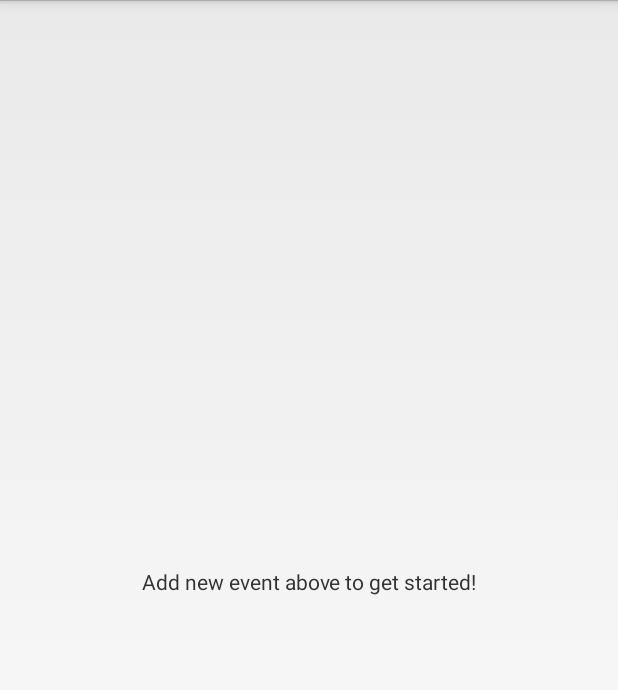
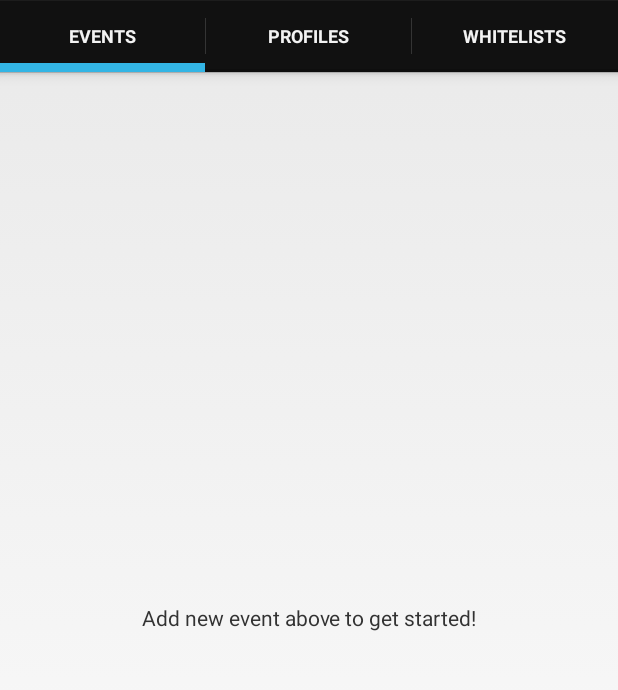
Before and after one commit to lordgreg/Sfen, an Android app: the screen it shows after launch (Main), on a phone screen of 412 x 824 dp, the part 72-762 px from its top. Run offline under Robolectric (Android 15) with nearby library versions, the phone set to English and light mode, and no system bars.

Commit message:
- tab implemented. - added whitelist and profile whitelist.

```diff
--- a/app/src/main/java/gpapez/sfen/Alarm.java
+++ b/app/src/main/java/gpapez/sfen/Alarm.java
@@ -75,7 +75,7 @@ public class Alarm {
 
         mAlarmManager = (AlarmManager)mContext.getSystemService(Activity.ALARM_SERVICE);
         mAlarmManager.setRepeating(AlarmManager.RTC_WAKEUP, cal.getTimeInMillis(), intervalSeconds*1000, getPendingIntent());
-        System.out.println("*** starting at: "+ cal.getTime().toString());
+        //System.out.println("*** starting at: "+ cal.getTime().toString());
     }
 
     /**
--- a/app/src/main/java/gpapez/sfen/Main.java
+++ b/app/src/main/java/gpapez/sfen/Main.java
@@ -1,7 +1,9 @@
 package gpapez.sfen;
 
+import android.app.ActionBar;
 import android.app.Activity;
 import android.app.AlertDialog;
+import android.app.FragmentTransaction;
 import android.content.DialogInterface;
 import android.content.Intent;
 import android.content.SharedPreferences;
@@ -23,43 +25,123 @@ import java.util.ArrayList;
 import java.util.HashMap;
 import java.util.List;
 
-public class Main extends Activity {
+public class Main extends Activity
+        implements ActionBar.TabListener {
+
+    // singleton object
     private static Main sInstance = null;
+
+    // background service object
     private static Intent bgService = null;
+
+    // if main activity is visible or not (will change onResume and onPause)
     protected boolean isVisible = false;
+
+    // container of our events/profiles/whitelist
     private ViewGroup mContainerView;
     protected ArrayList<Event> events = new ArrayList<Event>();
 
+    // this variable will set itself to false on the last line of onCreate method
+    private boolean isCreating = true;
 
-    // Map with options. Instead of creating more variables to use around
+    // position of current tab
+    protected int mTabPosition = 0;
+
+
+    // HashMap with options. Instead of creating more variables to use around
     // activities, I've created HashMap; putting settings here if needed.
     HashMap<String, String> options = new HashMap<String, String>();
 
     @Override
     protected void onCreate(Bundle savedInstanceState) {
         super.onCreate(savedInstanceState);
-        setContentView(R.layout.activity_main);
 
         // set singleton instance
         sInstance = this;
 
-        // set container for our events
-        mContainerView = (ViewGroup) findViewById(R.id.container);
 
+        // Set up the action bar to show tabs.
+        final ActionBar actionBar = getActionBar();
+        actionBar.setNavigationMode(ActionBar.NAVIGATION_MODE_TABS);
 
-        // fetch events from settings of some sort
-        events = getEventsFromPreferences();
-
-
-        // this is our first run, let set all events running boolean to false
-        for (int i = 0; i < events.size(); i++) {
-            events.get(i).setRunning(false);
-        }
+        // for each of the sections in the app, add a tab to the action bar.
+        actionBar.addTab(actionBar.newTab().setText("Events")
+                .setTabListener(this));
+        actionBar.addTab(actionBar.newTab().setText("Profiles")
+                .setTabListener(this));
+        actionBar.addTab(actionBar.newTab().setText("Whitelists")
+                .setTabListener(this));
 
 
         // create & start service
         bgService = new Intent(this, BackgroundService.class);
         startService(bgService);
+
+        // end of onCreate
+        isCreating = false;
+    }
+
+
+    @Override
+    public void onTabSelected(ActionBar.Tab tab, FragmentTransaction fragmentTransaction) {
+        // save the current tab position for serialisation
+        mTabPosition = tab.getPosition();
+
+        // set visibility of menu items with icons
+        invalidateOptionsMenu();
+
+        // When the given tab is selected, show the tab contents in the
+        // container view.
+        // TABS
+        // 0 events
+        // 1 profiles
+        // 2 whitelist
+
+        // SHOWING EVENTS
+        if (tab.getPosition() == 0) {
+            setContentView(R.layout.activity_main_events);
+
+            // set container for our current tab items
+            // always reallocate it since we're constantly switching
+            // also, all 3 views have the same ID "container"
+            mContainerView = (ViewGroup) findViewById(R.id.container);
+
+            // ON INIT ONLY
+            if (isCreating) {
+                // fetch events from settings of some sort
+                events = getEventsFromPreferences();
+
+                // this is our first run, let set all events running boolean to false
+                for (int i = 0; i < events.size(); i++) {
+                    events.get(i).setRunning(false);
+                }
+            }
+            else
+                refreshEventsView();
+
+        }
+
+        // SHOWING PROFILES
+        else if (tab.getPosition() == 1) {
+
+            setContentView(R.layout.activity_main_profiles);
+
+        }
+
+        // SHOWING WHITELIST
+        else if (tab.getPosition() == 2) {
+            setContentView(R.layout.activity_main_whitelist);
+        }
+
+    }
+
+    @Override
+    public void onTabUnselected(ActionBar.Tab tab,
+                                FragmentTransaction fragmentTransaction) {
+    }
+
+    @Override
+    public void onTabReselected(ActionBar.Tab tab, FragmentTransaction fragmentTransaction) {
 
     }
 
@@ -87,10 +169,32 @@ public class Main extends Activity {
 
     @Override
     public boolean onCreateOptionsMenu(Menu menu) {
+
         // Inflate the menu; this adds items to the action bar if it is present.
         getMenuInflater().inflate(R.menu.main, menu);
+
+        // set visibility of menu items with icons
+        if (mTabPosition == 0) {
+            menu.findItem(R.id.event_add_new).setVisible(true);
+            menu.findItem(R.id.profile_add_new).setVisible(false);
+            menu.findItem(R.id.whitelist_add_new).setVisible(false);
+        }
+        // profiles
+        else if (mTabPosition == 1) {
+            menu.findItem(R.id.event_add_new).setVisible(false);
+            menu.findItem(R.id.profile_add_new).setVisible(true);
+            menu.findItem(R.id.whitelist_add_new).setVisible(false);
+        }
+        // whitelist
+        else {
+            menu.findItem(R.id.event_add_new).setVisible(false);
+            menu.findItem(R.id.profile_add_new).setVisible(false);
+            menu.findItem(R.id.whitelist_add_new).setVisible(true);
+        }
+
         return true;
     }
+
 
     @Override
     public boolean onOptionsItemSelected(MenuItem item) {
@@ -98,7 +202,7 @@ public class Main extends Activity {
         // automatically handle clicks on the Home/Up button, so long
         // as you specify a parent activity in AndroidManifest.xml.
         int id = item.getItemId();
-        if (id == R.id.action_add_new) {
+        if (id == R.id.event_add_new) {
             startActivity(new Intent(this, EventActivity.class));
 
             return true;
--- a/app/src/main/res/menu/main.xml
+++ b/app/src/main/res/menu/main.xml
@@ -1,11 +1,24 @@
 <menu xmlns:android="http://schemas.android.com/apk/res/android"
     xmlns:tools="http://schemas.android.com/tools"
     tools:context="gpapez.sfen.Main" >
-    <item android:id="@+id/action_add_new"
+    <item android:id="@+id/event_add_new"
         android:icon="@drawable/ic_add"
         android:title="add"
         android:orderInCategory="100"
         android:showAsAction="always" />
+    <item android:id="@+id/profile_add_new"
+        android:icon="@drawable/ic_profile"
+        android:title="add"
+        android:orderInCategory="100"
+        android:visible="false"
+        android:showAsAction="always" />
+    <item android:id="@+id/whitelist_add_new"
+        android:icon="@drawable/ic_whitelist"
+        android:title="add"
+        android:orderInCategory="100"
+        android:visible="false"
+        android:showAsAction="always" />
+
     <item android:id="@+id/action_exit"
         android:title="Exit"
         />
--- a/app/src/main/res/values/strings.xml
+++ b/app/src/main/res/values/strings.xml
@@ -21,5 +21,7 @@
     <string name="option_time">Time</string>
     <string name="option_message">Message</string>
     <string name="title_activity_log">Log</string>
+    <string name="add_new_profile">To create new profile, use the button on top!</string>
+    <string name="add_new_whitelist">To add new whitelist use the button above!</string>
 
 </resources>
```
Also changed, not shown: app/src/main/java/gpapez/sfen/BackgroundService.java (+4 -4 lines), app/src/main/res/layout/activity_main_profiles.xml (added, +39 -0 lines), app/src/main/res/layout/activity_main_whitelist.xml (added, +39 -0 lines), app/src/main/res/layout/activity_main_events.xml (renamed from app/src/main/res/layout/activity_main.xml).
